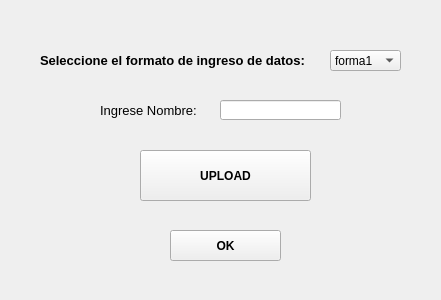
This is frontend/input_simulacion.ui in odevincenti/TC-TP1 as Qt 5 draws it before an edit. The edited form follows.
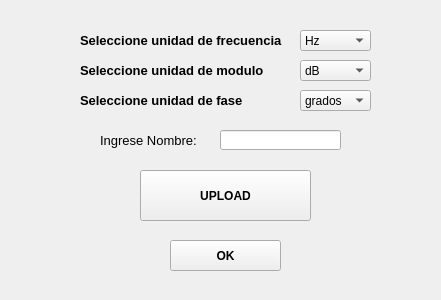
This is the edited form.

What changed in the file:
```diff
--- a/frontend/input_simulacion.ui
+++ b/frontend/input_simulacion.ui
@@ -13,56 +13,11 @@
   <property name="windowTitle">
    <string>Form</string>
   </property>
-  <widget class="QComboBox" name="simulacion_comboBox">
-   <property name="geometry">
-    <rect>
-     <x>330</x>
-     <y>50</y>
-     <width>71</width>
-     <height>21</height>
-    </rect>
-   </property>
-   <item>
-    <property name="text">
-     <string>forma1</string>
-    </property>
-   </item>
-   <item>
-    <property name="text">
-     <string>forma2</string>
-    </property>
-   </item>
-   <item>
-    <property name="text">
-     <string>forma3</string>
-    </property>
-   </item>
-  </widget>
-  <widget class="QLabel" name="label_5">
-   <property name="geometry">
-    <rect>
-     <x>40</x>
-     <y>50</y>
-     <width>291</width>
-     <height>21</height>
-    </rect>
-   </property>
-   <property name="font">
-    <font>
-     <pointsize>10</pointsize>
-     <weight>75</weight>
-     <bold>true</bold>
-    </font>
-   </property>
-   <property name="text">
-    <string>Seleccione el formato de ingreso de datos:</string>
-   </property>
-  </widget>
   <widget class="QPushButton" name="upload_simulacion_pushButton">
    <property name="geometry">
     <rect>
      <x>140</x>
-     <y>150</y>
+     <y>170</y>
      <width>171</width>
      <height>51</height>
     </rect>
@@ -81,7 +36,7 @@
    <property name="geometry">
     <rect>
      <x>170</x>
-     <y>230</y>
+     <y>240</y>
      <width>111</width>
      <height>31</height>
     </rect>
@@ -100,7 +55,7 @@
    <property name="geometry">
     <rect>
      <x>220</x>
-     <y>100</y>
+     <y>130</y>
      <width>121</width>
      <height>20</height>
     </rect>
@@ -110,7 +65,7 @@
    <property name="geometry">
     <rect>
      <x>100</x>
-     <y>100</y>
+     <y>130</y>
      <width>101</width>
      <height>20</height>
     </rect>
@@ -124,6 +79,126 @@
     <string>Ingrese Nombre:</string>
    </property>
   </widget>
+  <widget class="QLabel" name="label_9">
+   <property name="geometry">
+    <rect>
+     <x>80</x>
+     <y>90</y>
+     <width>211</width>
+     <height>21</height>
+    </rect>
+   </property>
+   <property name="font">
+    <font>
+     <pointsize>10</pointsize>
+     <weight>75</weight>
+     <bold>true</bold>
+    </font>
+   </property>
+   <property name="text">
+    <string>Seleccione unidad de fase</string>
+   </property>
+  </widget>
+  <widget class="QComboBox" name="simulacion_fase_comboBox">
+   <property name="geometry">
+    <rect>
+     <x>300</x>
+     <y>90</y>
+     <width>71</width>
+     <height>21</height>
+    </rect>
+   </property>
+   <item>
+    <property name="text">
+     <string>grados</string>
+    </property>
+   </item>
+   <item>
+    <property name="text">
+     <string>rad</string>
+    </property>
+   </item>
+  </widget>
+  <widget class="QLabel" name="label_7">
+   <property name="geometry">
+    <rect>
+     <x>80</x>
+     <y>30</y>
+     <width>211</width>
+     <height>21</height>
+    </rect>
+   </property>
+   <property name="font">
+    <font>
+     <pointsize>10</pointsize>
+     <weight>75</weight>
+     <bold>true</bold>
+    </font>
+   </property>
+   <property name="text">
+    <string>Seleccione unidad de frecuencia</string>
+   </property>
+  </widget>
+  <widget class="QComboBox" name="simulacion_frec_comboBox">
+   <property name="geometry">
+    <rect>
+     <x>300</x>
+     <y>30</y>
+     <width>71</width>
+     <height>21</height>
+    </rect>
+   </property>
+   <item>
+    <property name="text">
+     <string>Hz</string>
+    </property>
+   </item>
+   <item>
+    <property name="text">
+     <string>rad/seg</string>
+    </property>
+   </item>
+  </widget>
+  <widget class="QLabel" name="label_8">
+   <property name="geometry">
+    <rect>
+     <x>80</x>
+     <y>60</y>
+     <width>211</width>
+     <height>21</height>
+    </rect>
+   </property>
+   <property name="font">
+    <font>
+     <pointsize>10</pointsize>
+     <weight>75</weight>
+     <bold>true</bold>
+    </font>
+   </property>
+   <property name="text">
+    <string>Seleccione unidad de modulo</string>
+   </property>
+  </widget>
+  <widget class="QComboBox" name="simulacion_modulo_comboBox">
+   <property name="geometry">
+    <rect>
+     <x>300</x>
+     <y>60</y>
+     <width>71</width>
+     <height>21</height>
+    </rect>
+   </property>
+   <item>
+    <property name="text">
+     <string>dB</string>
+    </property>
+   </item>
+   <item>
+    <property name="text">
+     <string>Veces</string>
+    </property>
+   </item>
+  </widget>
  </widget>
  <resources/>
  <connections/>
```
